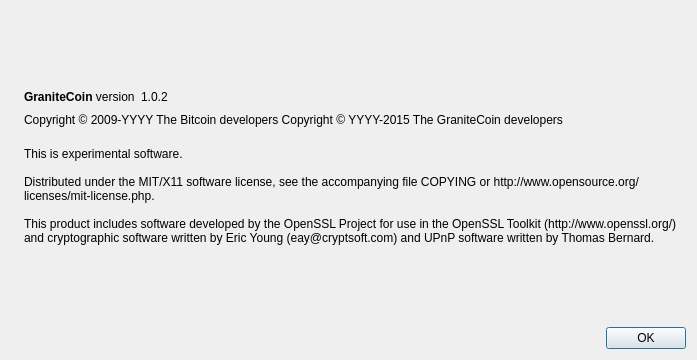
Above: src/qt/forms/aboutdialog.ui from chrysophylax69/granite before the change. Below: the same form after it.
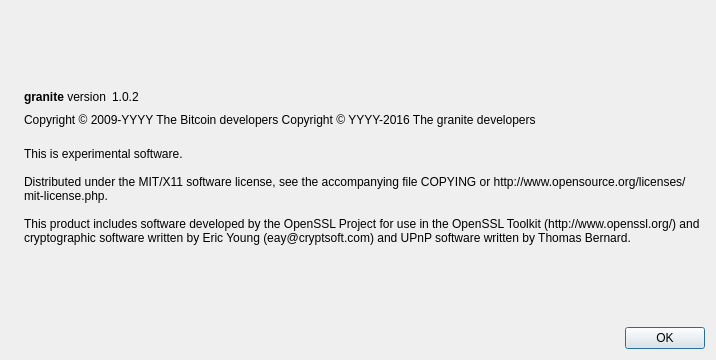
That is the form after the change. Icons and pictures are not drawn.

```diff
--- a/src/qt/forms/aboutdialog.ui
+++ b/src/qt/forms/aboutdialog.ui
@@ -6,7 +6,7 @@
    <rect>
     <x>0</x>
     <y>0</y>
-    <width>697</width>
+    <width>716</width>
     <height>360</height>
    </rect>
   </property>
@@ -50,7 +50,7 @@
           <cursorShape>IBeamCursor</cursorShape>
          </property>
          <property name="text">
-          <string>&lt;b&gt;GraniteCoin&lt;/b&gt; version</string>
+          <string>&lt;b&gt;granite&lt;/b&gt; version</string>
          </property>
          <property name="textInteractionFlags">
           <set>Qt::LinksAccessibleByMouse|Qt::TextSelectableByKeyboard|Qt::TextSelectableByMouse</set>
@@ -92,7 +92,7 @@
        </property>
        <property name="text">
         <string notr="true">Copyright &amp;copy; 2009-YYYY The Bitcoin developers
-Copyright &amp;copy; YYYY-2015 The GraniteCoin developers
+Copyright &amp;copy; YYYY-2016 The granite developers
 </string>
        </property>
        <property name="textFormat">
```
Left out of the diff: 2 changed lines with no effect on the pictures.
